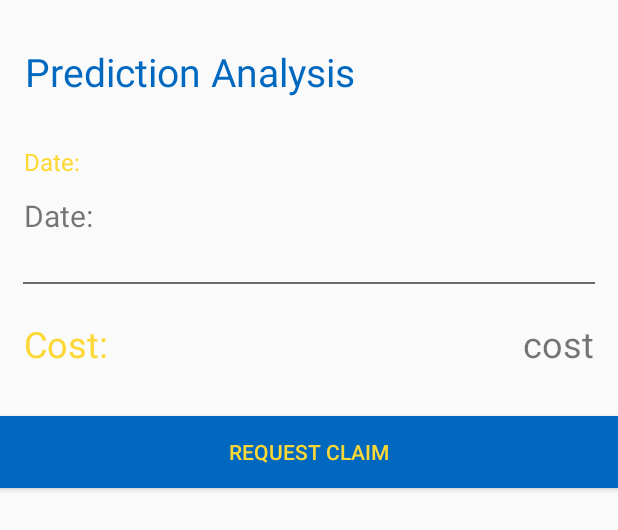
After one commit to Abhishek-612/CarInsurance, an Android app: the layout dialog_prediction.xml on its own in the app's theme, with its tools: preview values and no code run, on a phone screen of 412 x 824 dp. The commit adds this screen. Shown: the top 530 px of the screen. Run offline under Robolectric (Android 15) with nearby library versions, the phone set to English and light mode, and no system bars; network calls fail.

Commit message:
claims and predictions

```diff
--- /dev/null
+++ b/app/src/main/res/layout/dialog_prediction.xml
@@ -0,0 +1,110 @@
+<?xml version="1.0" encoding="utf-8"?>
+<LinearLayout xmlns:android="http://schemas.android.com/apk/res/android"
+    android:orientation="vertical" android:layout_width="match_parent"
+    android:layout_height="match_parent"
+    android:layout_marginTop="20dp">
+
+
+
+    <TextView
+        android:id="@+id/bottom_sheet_heading"
+        android:layout_width="wrap_content"
+        android:layout_height="@dimen/dp_56"
+        android:layout_marginEnd="@dimen/dp_16"
+        android:layout_marginStart="@dimen/dp_16"
+        android:gravity="center"
+        android:text="Prediction Analysis"
+        android:textColor="@color/colorPrimaryDark"
+        android:textSize="26sp" />
+
+    <LinearLayout
+        android:layout_width="match_parent"
+        android:layout_height="wrap_content"
+        android:orientation="horizontal">
+    <LinearLayout
+        android:layout_width="wrap_content"
+        android:layout_height="wrap_content"
+        android:orientation="vertical">
+    <TextView
+        android:layout_width="match_parent"
+        android:layout_height="@dimen/dp_48"
+        android:layout_marginEnd="@dimen/dp_16"
+        android:layout_marginStart="@dimen/dp_16"
+        android:backgroundTint="@android:color/white"
+        android:paddingTop="@dimen/dp_16"
+        android:gravity="start|center_vertical"
+        android:text="Date: "
+        android:textColor="@color/colorAccent"
+        android:textSize="16sp" />
+
+
+    <TextView
+        android:id="@+id/dateBottom"
+        android:layout_width="match_parent"
+        android:layout_height="40dp"
+        android:layout_marginStart="@dimen/dp_16"
+        android:layout_marginEnd="@dimen/dp_16"
+        android:backgroundTint="@android:color/white"
+        android:gravity="start|center_vertical"
+        android:text="Date: "
+        android:textSize="20sp" />
+
+    <View
+        android:layout_width="match_parent"
+        android:layout_height="1dp"
+        android:layout_marginBottom="@dimen/dp_8"
+        android:layout_marginHorizontal="15dp"
+        android:layout_marginTop="@dimen/dp_24"
+        android:background="#6D6D6D" />
+
+    <LinearLayout
+        android:layout_width="match_parent"
+        android:layout_height="wrap_content"
+        android:orientation="horizontal"
+        android:layout_marginTop="@dimen/dp_8">
+
+        <TextView
+            android:layout_width="189dp"
+            android:layout_height="@dimen/dp_48"
+            android:layout_marginLeft="@dimen/dp_16"
+            android:backgroundTint="@android:color/white"
+            android:gravity="start|center_vertical"
+            android:text="Cost: "
+            android:textColor="@color/colorAccent"
+            android:textSize="24sp" />
+
+
+        <TextView
+            android:id="@+id/cost"
+            android:layout_width="match_parent"
+            android:layout_height="48dp"
+            android:layout_marginRight="@dimen/dp_16"
+            android:backgroundTint="@android:color/white"
+            android:gravity="end|center_vertical"
+            android:text="cost"
+            android:textSize="24sp" />
+
+    </LinearLayout>
+
+
+
+    </LinearLayout>
+
+    </LinearLayout>
+
+
+
+
+        <Button
+            android:id="@+id/raise"
+            android:layout_width="match_parent"
+            android:layout_height="@dimen/dp_48"
+            android:layout_gravity="bottom"
+            android:layout_marginTop="@dimen/dp_24"
+            android:background="@color/colorPrimaryDark"
+            android:text="Request Claim"
+            android:textColor="@color/colorAccent" />
+
+
+
+</LinearLayout>
--- a/app/src/main/res/layout/fragment_prediction.xml
+++ b/app/src/main/res/layout/fragment_prediction.xml
@@ -27,6 +27,7 @@
         android:background="#46CA00"
         android:text="Upload"
         android:textSize="20dp"
+        android:visibility="invisible"
         android:id="@+id/upload"
         android:layout_marginBottom="@dimen/dp_32"
         android:textColor="#ffffff"/>
```
Also changed, not shown: app/src/main/java/com/example/carinsurance/DialogPredictionBottomFragment.java (added, +67 -0 lines), app/src/main/java/com/example/carinsurance/Models/Claims.java (added, +44 -0 lines), app/src/main/java/com/example/carinsurance/PredictionFragment.java (+7 -12 lines).
